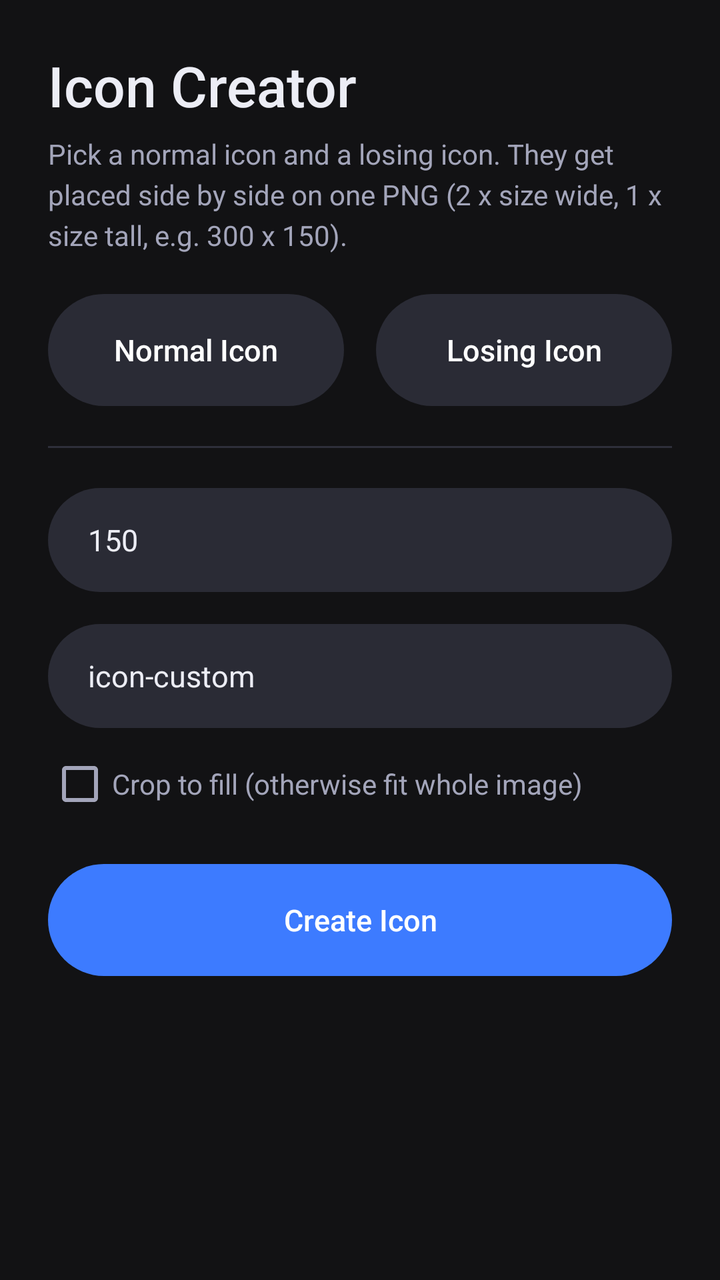
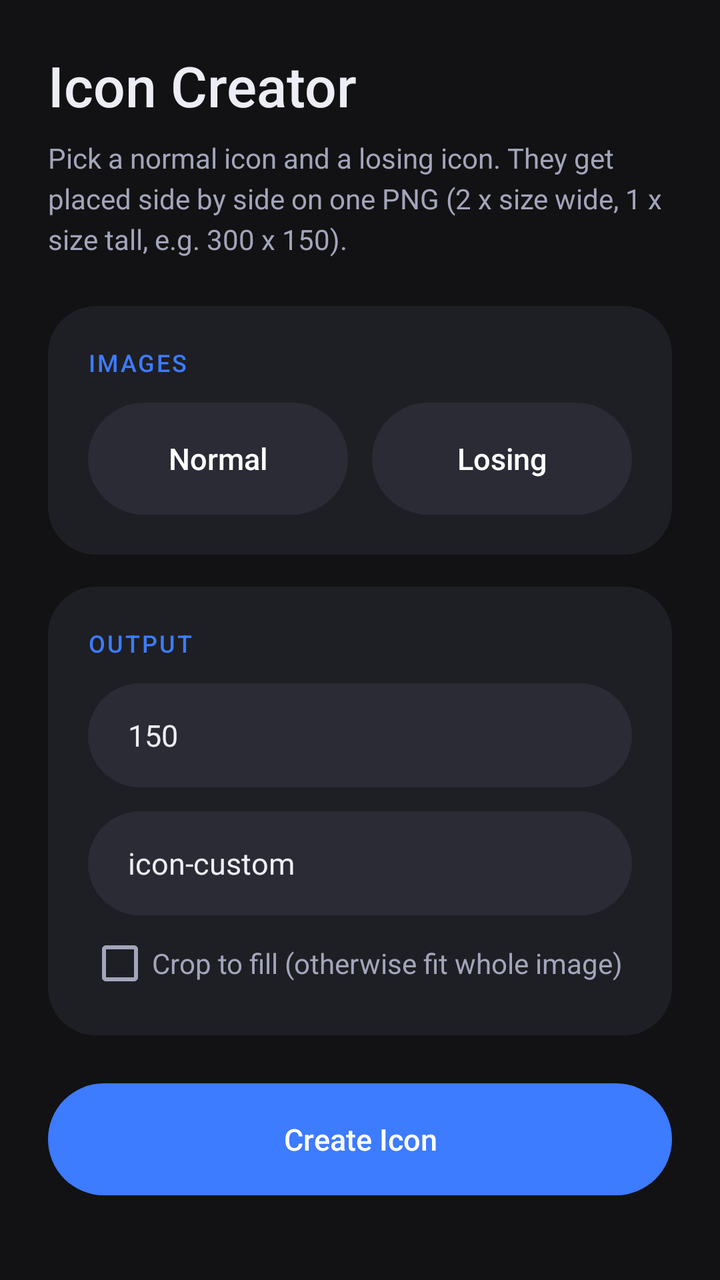

Before-and-after screenshots of an Android layout around one commit, followed by the original layout XML and the change that was made.
<!-- AndroidManifest.xml: application theme Theme.ZenFNFToolkit -->
<!-- res/layout/activity_icon_grid.xml -->
<?xml version="1.0" encoding="utf-8"?>
<ScrollView xmlns:android="http://schemas.android.com/apk/res/android"
    android:layout_width="match_parent"
    android:layout_height="match_parent"
    android:background="@color/bw_black">

    <LinearLayout
        android:layout_width="match_parent"
        android:layout_height="wrap_content"
        android:orientation="vertical"
        android:padding="24dp">

        <TextView
            android:id="@+id/tvHeader"
            style="@style/ZenHeader"
            android:layout_width="wrap_content"
            android:layout_height="wrap_content"
            android:text="Icon Creator"
            android:layout_marginBottom="6dp" />

        <TextView
            android:id="@+id/tvBody"
            style="@style/ZenBody"
            android:layout_width="wrap_content"
            android:layout_height="wrap_content"
            android:text="Pick a normal icon and a losing icon. They get placed side by side on one PNG (2 x size wide, 1 x size tall, e.g. 300 x 150)."
            android:layout_marginBottom="20dp" />

        <LinearLayout
            android:layout_width="match_parent"
            android:layout_height="wrap_content"
            android:orientation="horizontal">

            <LinearLayout
                android:layout_width="0dp"
                android:layout_height="wrap_content"
                android:layout_weight="1"
                android:orientation="vertical"
                android:layout_marginEnd="8dp">

                <Button
                    android:id="@+id/btnPickNormal"
                    style="@style/ZenButtonOutline"
                    android:layout_width="match_parent"
                    android:layout_height="wrap_content"
                    android:text="Normal Icon" />

                <ImageView
                    android:id="@+id/ivNormal"
                    android:layout_width="match_parent"
                    android:layout_height="110dp"
                    android:layout_marginTop="10dp"
                    android:scaleType="fitCenter"
                    android:background="@drawable/bw_thumb_bg"
                    android:visibility="gone" />
            </LinearLayout>

            <LinearLayout
                android:layout_width="0dp"
                android:layout_height="wrap_content"
                android:layout_weight="1"
                android:orientation="vertical"
                android:layout_marginStart="8dp">

                <Button
                    android:id="@+id/btnPickLosing"
                    style="@style/ZenButtonOutline"
                    android:layout_width="match_parent"
                    android:layout_height="wrap_content"
                    android:text="Losing Icon" />

                <ImageView
                    android:id="@+id/ivLosing"
                    android:layout_width="match_parent"
                    android:layout_height="110dp"
                    android:layout_marginTop="10dp"
                    android:scaleType="fitCenter"
                    android:background="@drawable/bw_thumb_bg"
                    android:visibility="gone" />
            </LinearLayout>
        </LinearLayout>

        <View android:layout_width="match_parent" android:layout_height="1dp"
            android:background="@drawable/bw_hairline" android:layout_marginTop="20dp" android:layout_marginBottom="20dp" />

        <EditText
            android:id="@+id/etCellSize"
            android:layout_width="match_parent"
            android:layout_height="wrap_content"
            android:hint="Size of ONE icon (px, e.g. 150 = 300 x 150 output)"
            android:text="150"
            android:inputType="number" />

        <EditText
            android:id="@+id/etOutputName"
            android:layout_width="match_parent"
            android:layout_height="wrap_content"
            android:layout_marginTop="16dp"
            android:hint="Output file name (no extension)"
            android:text="icon-custom" />

        <CheckBox
            android:id="@+id/cbCrop"
            android:layout_width="wrap_content"
            android:layout_height="wrap_content"
            android:layout_marginTop="12dp"
            android:text="Crop to fill (otherwise fit whole image)"
            android:textColor="@color/bw_grey" />

        <Button
            android:id="@+id/btnConvert"
            style="@style/ZenButton"
            android:layout_width="match_parent"
            android:layout_height="wrap_content"
            android:layout_marginTop="24dp"
            android:text="Create Icon" />

        <ImageView
            android:id="@+id/ivIconPreview"
            android:layout_width="match_parent"
            android:layout_height="150dp"
            android:layout_marginTop="16dp"
            android:scaleType="fitCenter"
            android:background="@drawable/bw_thumb_bg"
            android:visibility="gone" />

        <TextView
            android:id="@+id/tvSavedInfo"
            android:layout_width="match_parent"
            android:layout_height="wrap_content"
            android:layout_marginTop="16dp"
            android:textColor="@color/bw_grey"
            android:fontFamily="monospace"
            android:textSize="12sp"
            android:visibility="gone" />

    </LinearLayout>
</ScrollView>
<!-- resources referenced by this layout -->
<resources>
  <color name="bw_black">#121214</color>
  <color name="bw_grey">#A3A5BA</color>
  <!-- drawable bw_hairline (drawable) -->
  <shape xmlns:android="http://schemas.android.com/apk/res/android" android:shape="rectangle">
      <solid android:color="@color/bw_hairline" />
      <size android:height="1dp" />
  </shape>
  <!-- drawable bw_thumb_bg (drawable) -->
  <shape xmlns:android="http://schemas.android.com/apk/res/android" android:shape="rectangle">
      <solid android:color="@color/bw_surface" />
      <corners android:radius="18dp" />
  </shape>
  <style name="ZenBody">
          <item name="android:textColor">@color/bw_grey</item>
          <item name="android:textSize">14sp</item>
          <item name="android:lineSpacingExtra">4dp</item>
      </style>
  <style name="ZenButton">
          <item name="android:background">@drawable/bw_button_bg</item>
          <item name="android:textColor">@color/zen_button_text</item>
          <item name="android:textAllCaps">false</item>
          <item name="android:textSize">15sp</item>
          <item name="android:fontFamily">sans-serif-medium</item>
          <item name="android:minHeight">56dp</item>
          <item name="android:paddingLeft">24dp</item>
          <item name="android:paddingRight">24dp</item>
          <item name="android:stateListAnimator">@null</item>
          <item name="android:elevation">0dp</item>
      </style>
  <style name="ZenButtonOutline">
          <item name="android:background">@drawable/bw_button_outline_bg</item>
          <item name="android:textColor">@color/zen_button_text</item>
          <item name="android:textAllCaps">false</item>
          <item name="android:textSize">15sp</item>
          <item name="android:fontFamily">sans-serif-medium</item>
          <item name="android:minHeight">56dp</item>
          <item name="android:paddingLeft">24dp</item>
          <item name="android:paddingRight">24dp</item>
          <item name="android:stateListAnimator">@null</item>
          <item name="android:elevation">0dp</item>
      </style>
  <style name="ZenHeader">
          <item name="android:textColor">@color/bw_white</item>
          <item name="android:textSize">28sp</item>
          <item name="android:fontFamily">sans-serif-medium</item>
          <item name="android:textAllCaps">false</item>
          <item name="android:letterSpacing">0</item>
      </style>
  <color name="bw_hairline">#2E2F3A</color>
  <color name="bw_surface">#2A2B35</color>
  <color name="bw_white">#ECEDF5</color>
  <color name="fnf_accent">#3D7BFF</color>
  <color name="fnf_on_accent">#FFFFFF</color>
  <color name="bw_panel">#1E1F24</color>
  <style name="ZenWindowAnimation">
          <item name="android:activityOpenEnterAnimation">@anim/zen_enter</item>
          <item name="android:activityOpenExitAnimation">@anim/zen_exit</item>
          <item name="android:activityCloseEnterAnimation">@anim/zen_enter_back</item>
          <item name="android:activityCloseExitAnimation">@anim/zen_exit_back</item>
      </style>
  <color name="bw_surface_high">#363746</color>
  <style name="ZenEditText" parent="Widget.AppCompat.EditText">
          <item name="android:textColor">@color/bw_white</item>
          <item name="android:textColorHint">@color/bw_grey_dim</item>
          <item name="android:textSize">15sp</item>
          <item name="android:background">@drawable/bw_edittext_underline</item>
          <item name="android:minHeight">52dp</item>
      </style>
  <color name="fnf_accent_dark">#2A62DB</color>
  <color name="bw_grey_dim">#6E7086</color>
  <!-- unchanged entries left out for length: 4 -->
</resources>

<!-- the commit's change to res/layout/activity_icon_grid.xml (unified diff, before → after) -->
@@ -8,104 +8,141 @@
         android:layout_width="match_parent"
         android:layout_height="wrap_content"
         android:orientation="vertical"
-        android:padding="24dp">
+        android:padding="24dp"
+        android:paddingTop="40dp">
 
         <TextView
             android:id="@+id/tvHeader"
             style="@style/ZenHeader"
             android:layout_width="wrap_content"
             android:layout_height="wrap_content"
-            android:text="Icon Creator"
-            android:layout_marginBottom="6dp" />
+            android:layout_marginBottom="8dp"
+            android:text="Icon Creator" />
 
         <TextView
             android:id="@+id/tvBody"
             style="@style/ZenBody"
             android:layout_width="wrap_content"
             android:layout_height="wrap_content"
-            android:text="Pick a normal icon and a losing icon. They get placed side by side on one PNG (2 x size wide, 1 x size tall, e.g. 300 x 150)."
-            android:layout_marginBottom="20dp" />
+            android:layout_marginBottom="24dp"
+            android:text="Pick a normal icon and a losing icon. They get placed side by side on one PNG (2 x size wide, 1 x size tall, e.g. 300 x 150)." />
 
         <LinearLayout
             android:layout_width="match_parent"
             android:layout_height="wrap_content"
-            android:orientation="horizontal">
+            android:background="@drawable/bw_card_bg"
+            android:orientation="vertical"
+            android:padding="20dp">
+
+            <TextView
+                style="@style/ZenSectionLabel"
+                android:layout_width="wrap_content"
+                android:layout_height="wrap_content"
+                android:layout_marginBottom="12dp"
+                android:text="Images" />
 
             <LinearLayout
-                android:layout_width="0dp"
+                android:layout_width="match_parent"
                 android:layout_height="wrap_content"
-                android:layout_weight="1"
-                android:orientation="vertical"
-                android:layout_marginEnd="8dp">
+                android:orientation="horizontal">
 
-                <Button
-                    android:id="@+id/btnPickNormal"
-                    style="@style/ZenButtonOutline"
-                    android:layout_width="match_parent"
+                <LinearLayout
+                    android:layout_width="0dp"
                     android:layout_height="wrap_content"
-                    android:text="Normal Icon" />
+                    android:layout_marginEnd="6dp"
+                    android:layout_weight="1"
+                    android:orientation="vertical">
 
-                <ImageView
-                    android:id="@+id/ivNormal"
-                    android:layout_width="match_parent"
-                    android:layout_height="110dp"
-                    android:layout_marginTop="10dp"
-                    android:scaleType="fitCenter"
-                    android:background="@drawable/bw_thumb_bg"
-                    android:visibility="gone" />
-            </LinearLayout>
+                    <Button
+                        android:id="@+id/btnPickNormal"
+                        style="@style/ZenButtonOutline"
+                        android:layout_width="match_parent"
+                        android:layout_height="wrap_content"
+                        android:paddingLeft="8dp"
+                        android:paddingRight="8dp"
+                        android:text="Normal" />
 
-            <LinearLayout
-                android:layout_width="0dp"
-                android:layout_height="wrap_content"
-                android:layout_weight="1"
-                android:orientation="vertical"
-                android:layout_marginStart="8dp">
+                    <ImageView
+                        android:id="@+id/ivNormal"
+                        android:layout_width="match_parent"
+                        android:layout_height="110dp"
+                        android:layout_marginTop="10dp"
+                        android:background="@drawable/bw_thumb_bg"
+                        android:padding="8dp"
+                        android:scaleType="fitCenter"
+                        android:visibility="gone" />
+                </LinearLayout>
 
-                <Button
-                    android:id="@+id/btnPickLosing"
-                    style="@style/ZenButtonOutline"
-                    android:layout_width="match_parent"
+                <LinearLayout
+                    android:layout_width="0dp"
                     android:layout_height="wrap_content"
-                    android:text="Losing Icon" />
+                    android:layout_marginStart="6dp"
+                    android:layout_weight="1"
+                    android:orientation="vertical">
 
-                <ImageView
-                    android:id="@+id/ivLosing"
-                    android:layout_width="match_parent"
-                    android:layout_height="110dp"
-                    android:layout_marginTop="10dp"
-                    android:scaleType="fitCenter"
-                    android:background="@drawable/bw_thumb_bg"
-                    android:visibility="gone" />
+                    <Button
+                        android:id="@+id/btnPickLosing"
+                        style="@style/ZenButtonOutline"
+                        android:layout_width="match_parent"
+                        android:layout_height="wrap_content"
+                        android:paddingLeft="8dp"
+                        android:paddingRight="8dp"
+                        android:text="Losing" />
+
+                    <ImageView
+                        android:id="@+id/ivLosing"
+                        android:layout_width="match_parent"
+                        android:layout_height="110dp"
+                        android:layout_marginTop="10dp"
+                        android:background="@drawable/bw_thumb_bg"
+                        android:padding="8dp"
+                        android:scaleType="fitCenter"
+                        android:visibility="gone" />
+                </LinearLayout>
             </LinearLayout>
         </LinearLayout>
 
-        <View android:layout_width="match_parent" android:layout_height="1dp"
-            android:background="@drawable/bw_hairline" android:layout_marginTop="20dp" android:layout_marginBottom="20dp" />
-
-        <EditText
-            android:id="@+id/etCellSize"
-            android:layout_width="match_parent"
-            android:layout_height="wrap_content"
-            android:hint="Size of ONE icon (px, e.g. 150 = 300 x 150 output)"
-            android:text="150"
-            android:inputType="number" />
-
-        <EditText
-            android:id="@+id/etOutputName"
+        <LinearLayout
             android:layout_width="match_parent"
             android:layout_height="wrap_content"
             android:layout_marginTop="16dp"
-            android:hint="Output file name (no extension)"
-            android:text="icon-custom" />
+            android:background="@drawable/bw_card_bg"
+            android:orientation="vertical"
+            android:padding="20dp">
 
-        <CheckBox
-            android:id="@+id/cbCrop"
-            android:layout_width="wrap_content"
-            android:layout_height="wrap_content"
-            android:layout_marginTop="12dp"
-            android:text="Crop to fill (otherwise fit whole image)"
-            android:textColor="@color/bw_grey" />
+            <TextView
+                style="@style/ZenSectionLabel"
+                android:layout_width="wrap_content"
+                android:layout_height="wrap_content"
+                android:layout_marginBottom="12dp"
+                android:text="Output" />
+
+            <EditText
+                android:id="@+id/etCellSize"
+                android:layout_width="match_parent"
+                android:layout_height="wrap_content"
+                android:hint="Size of ONE icon (px, 150 = 300 x 150)"
+                android:inputType="number"
+                android:singleLine="true"
+                android:text="150" />
+
+            <EditText
+                android:id="@+id/etOutputName"
+                android:layout_width="match_parent"
+                android:layout_height="wrap_content"
+                android:layout_marginTop="12dp"
+                android:hint="Output file name (no extension)"
+                android:singleLine="true"
+                android:text="icon-custom" />
+
+            <CheckBox
+                android:id="@+id/cbCrop"
+                android:layout_width="wrap_content"
+                android:layout_height="wrap_content"
+                android:layout_marginTop="8dp"
+                android:text="Crop to fill (otherwise fit whole image)"
+                android:textColor="@color/bw_grey" />
+        </LinearLayout>
 
         <Button
             android:id="@+id/btnConvert"
@@ -120,17 +157,18 @@
             android:layout_width="match_parent"
             android:layout_height="150dp"
             android:layout_marginTop="16dp"
+            android:background="@drawable/bw_thumb_bg"
+            android:padding="8dp"
             android:scaleType="fitCenter"
-            android:background="@drawable/bw_thumb_bg"
             android:visibility="gone" />
 
         <TextView
             android:id="@+id/tvSavedInfo"
             android:layout_width="match_parent"
             android:layout_height="wrap_content"
-            android:layout_marginTop="16dp"
+            android:layout_marginTop="12dp"
+            android:fontFamily="monospace"
             android:textColor="@color/bw_grey"
-            android:fontFamily="monospace"
             android:textSize="12sp"
             android:visibility="gone" />
 
<!-- resource entries referenced after the edit -->
@@ -2,10 +2,10 @@
 <resources>
   <color name="bw_black">#121214</color>
   <color name="bw_grey">#A3A5BA</color>
-  <!-- drawable bw_hairline (drawable) -->
+  <!-- drawable bw_card_bg (drawable) -->
   <shape xmlns:android="http://schemas.android.com/apk/res/android" android:shape="rectangle">
-      <solid android:color="@color/bw_hairline" />
-      <size android:height="1dp" />
+      <solid android:color="@color/bw_panel" />
+      <corners android:radius="24dp" />
   </shape>
   <!-- drawable bw_thumb_bg (drawable) -->
   <shape xmlns:android="http://schemas.android.com/apk/res/android" android:shape="rectangle">
@@ -48,7 +48,13 @@
           <item name="android:textAllCaps">false</item>
           <item name="android:letterSpacing">0</item>
       </style>
-  <color name="bw_hairline">#2E2F3A</color>
+  <style name="ZenSectionLabel">
+          <item name="android:textColor">@color/fnf_accent</item>
+          <item name="android:textSize">12sp</item>
+          <item name="android:fontFamily">sans-serif-medium</item>
+          <item name="android:letterSpacing">0.08</item>
+          <item name="android:textAllCaps">true</item>
+      </style>
   <color name="bw_surface">#2A2B35</color>
   <color name="bw_white">#ECEDF5</color>
   <color name="fnf_accent">#3D7BFF</color>
